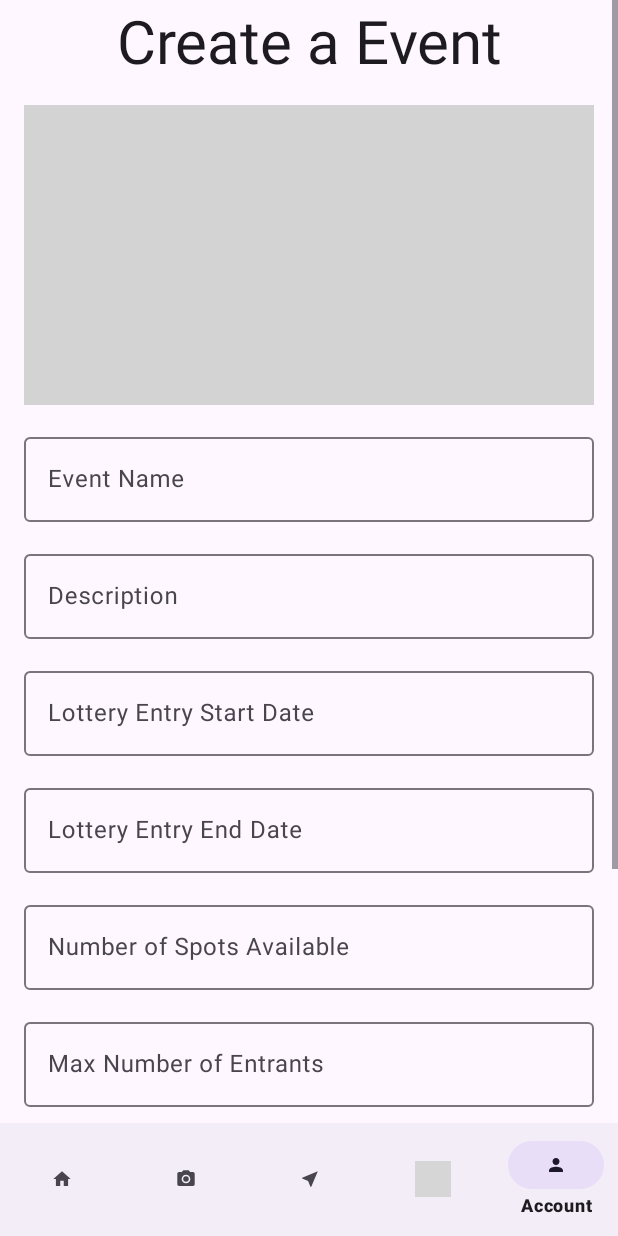
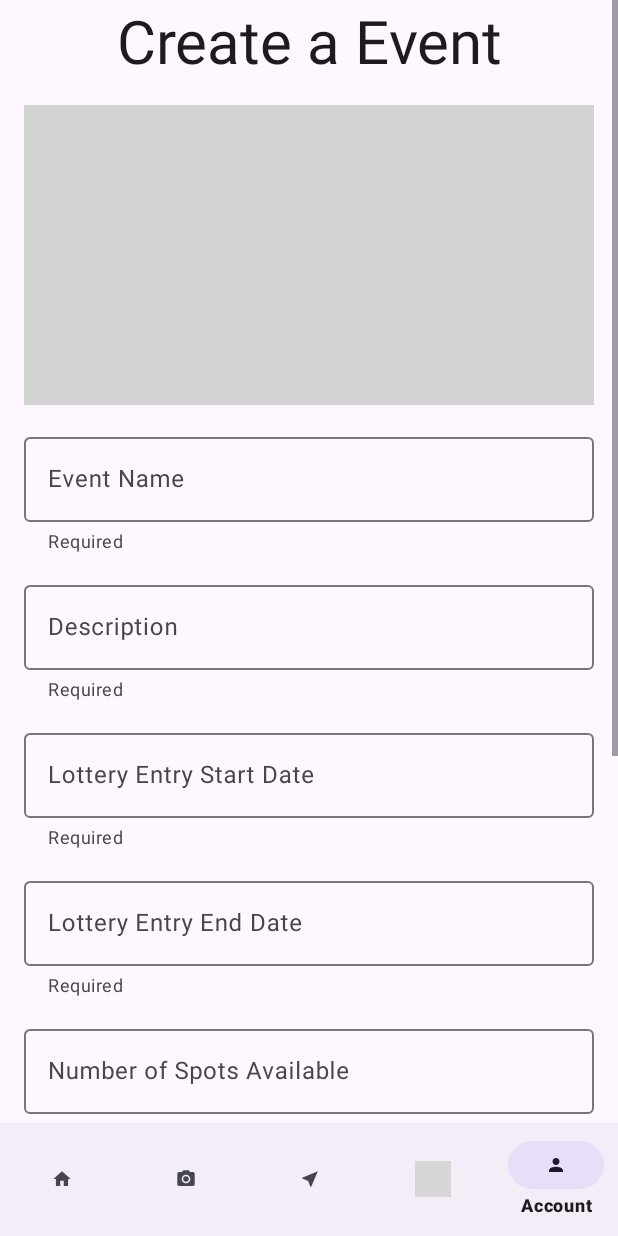
Before and after one commit to CMPUT301F24shower/shower-lotto649, an Android app: the fragment EventFragment placed in its activity, on a phone screen of 412 x 824 dp. Run offline under Robolectric (Android 15) with nearby library versions, the phone set to English and light mode, and no system bars; our stand-ins replace Firebase (no records; nobody signed in at launch, a user with empty details on screens opened directly); 1 statement that could not run was skipped; grey boxes are pictures that could not be loaded.

Commit message:
events req opt display

```diff
--- a/app/src/main/res/layout/fragment_event.xml
+++ b/app/src/main/res/layout/fragment_event.xml
@@ -43,6 +43,7 @@
         android:layout_width="match_parent"
         android:layout_height="wrap_content"
         android:hint="Event Name"
+        app:helperText="Required"
         app:layout_constraintTop_toBottomOf="@+id/eventPoster"
         app:layout_constraintStart_toStartOf="parent"
         app:layout_constraintEnd_toEndOf="parent"
@@ -60,6 +61,7 @@
         android:layout_width="match_parent"
         android:layout_height="wrap_content"
         android:hint="Description"
+        app:helperText="Required"
         app:layout_constraintTop_toBottomOf="@+id/eventTitle"
         app:layout_constraintStart_toStartOf="parent"
         app:layout_constraintEnd_toEndOf="parent"
@@ -77,6 +79,7 @@
         android:layout_width="match_parent"
         android:layout_height="wrap_content"
         android:hint="Lottery Entry Start Date"
+        app:helperText="Required"
         app:layout_constraintTop_toBottomOf="@id/eventDescription"
         app:layout_constraintStart_toStartOf="parent"
         app:layout_constraintEnd_toEndOf="parent"
@@ -96,6 +99,7 @@
         android:layout_width="match_parent"
         android:layout_height="wrap_content"
         android:hint="Lottery Entry End Date"
+        app:helperText="Required"
         app:layout_constraintTop_toBottomOf="@id/eventLotteryStartDate"
         app:layout_constraintStart_toStartOf="parent"
         app:layout_constraintEnd_toEndOf="parent"
@@ -115,6 +119,7 @@
         android:layout_width="match_parent"
         android:layout_height="wrap_content"
         android:hint="Number of Spots Available"
+        app:helperText="Required"
         app:layout_constraintTop_toBottomOf="@id/eventLotteryEndDate"
         app:layout_constraintStart_toStartOf="parent"
         app:layout_constraintEnd_toEndOf="parent"
@@ -134,6 +139,7 @@
         android:layout_width="match_parent"
         android:layout_height="wrap_content"
         android:hint="Max Number of Entrants"
+        app:helperText="Optional"
         app:layout_constraintTop_toBottomOf="@id/eventSpots"
         app:layout_constraintStart_toStartOf="parent"
         app:layout_constraintEnd_toEndOf="parent"
@@ -153,6 +159,7 @@
         android:layout_width="match_parent"
         android:layout_height="wrap_content"
         android:hint="Cost"
+        app:helperText="Optional"
         app:layout_constraintTop_toBottomOf="@id/eventMaxEntrants"
         app:layout_constraintStart_toStartOf="parent"
         app:layout_constraintEnd_toEndOf="parent"
@@ -172,6 +179,7 @@
         android:layout_width="wrap_content"
         android:layout_height="wrap_content"
         android:text="GeoLocation"
+        app:helperText="Optional"
         app:layout_constraintTop_toBottomOf="@id/eventCost"
         app:layout_constraintStart_toStartOf="parent"
         app:layout_constraintBottom_toTopOf="@id/cancelButton"
```
